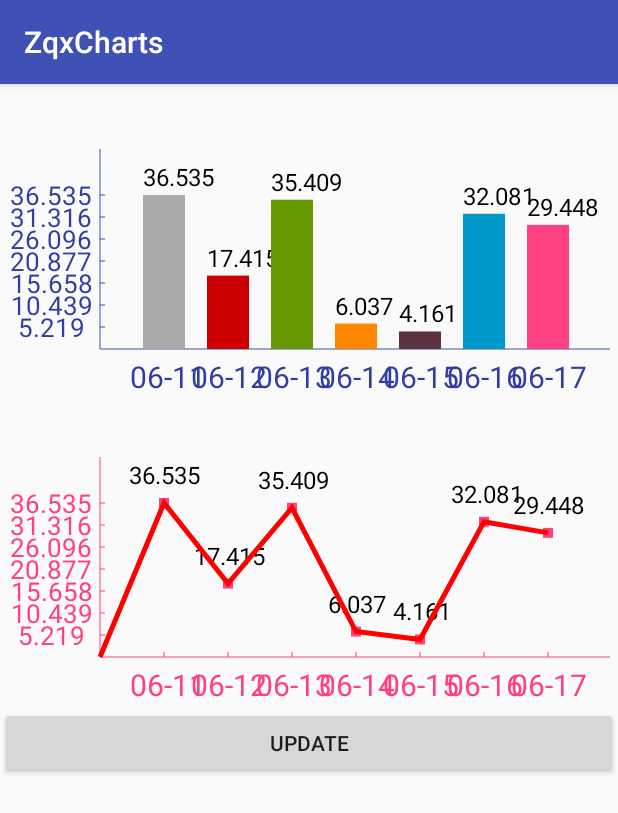
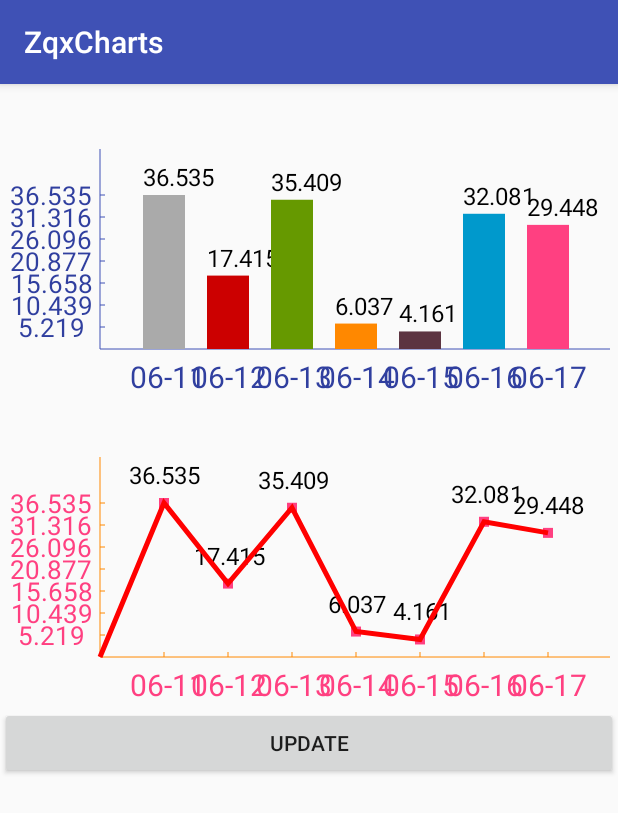
Before and after one commit to maoyujiao/Chart, an Android app: the screen it shows after launch (MainActivity), on a phone screen of 412 x 824 dp. Shown: the top 813 px of the screen. Run offline under Robolectric (Android 15) with nearby library versions, the phone set to English and light mode, and no system bars.

```diff
--- a/app/src/main/java/com/zqx/zqxcharts/MainActivity.java
+++ b/app/src/main/java/com/zqx/zqxcharts/MainActivity.java
@@ -22,6 +22,7 @@ public class MainActivity extends AppCompatActivity {
         final LineChartData lineChartData = LineChartData.builder()
                 .setXdata(xdata)
                 .setYdata(ydata)
+                .setCoordinatesColor(getResources().getColor(android.R.color.holo_orange_dark))
                 .setYpCount(7)
                 .setAnimType(Anim.ANIM_ALPHA)
                 .build();
```
Also changed, not shown: 2 other files.
